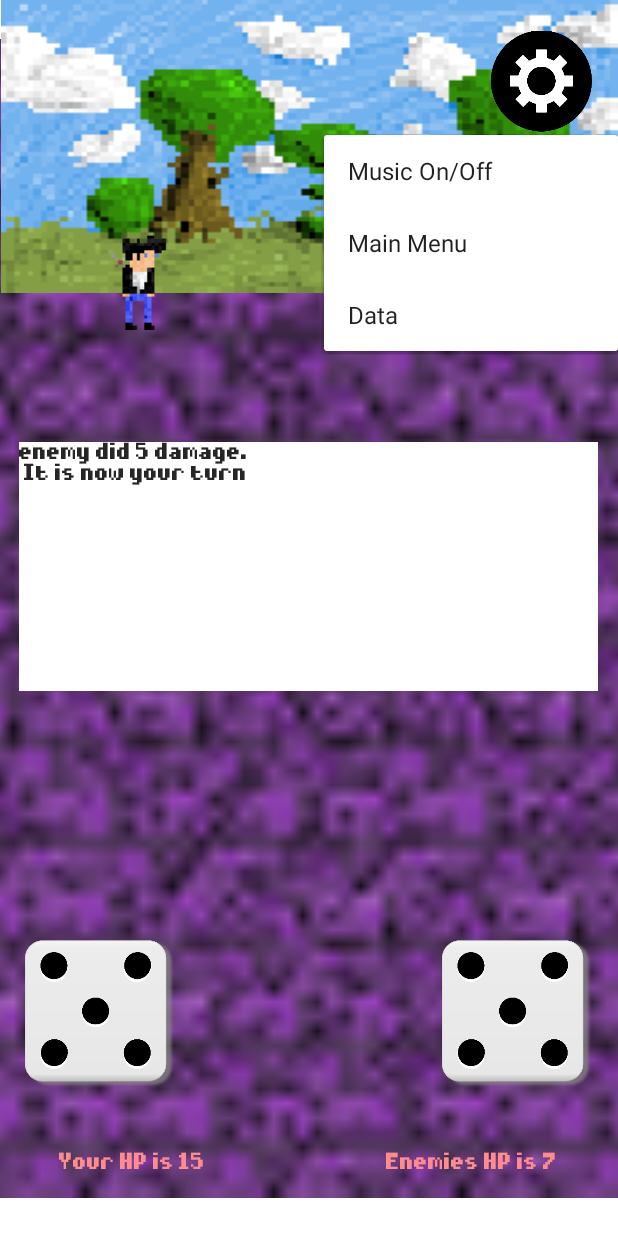
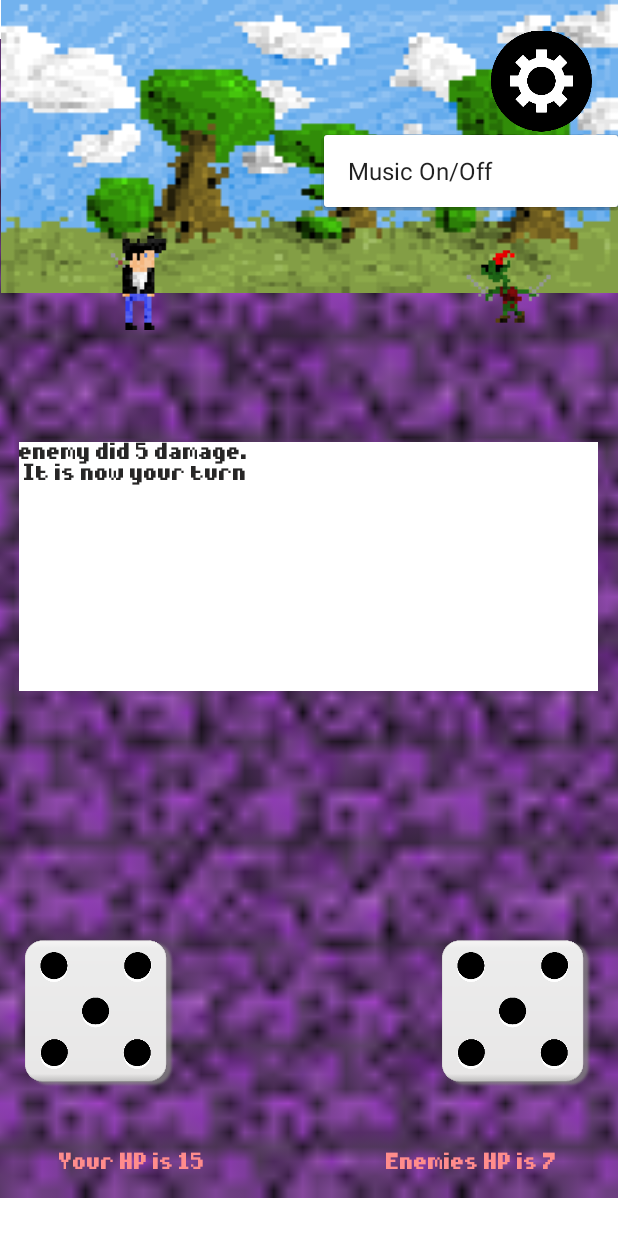
Before and after one commit to JesusD0minguez1/dbt, an Android app: the IsekaiFirstScene screen opened directly, with no data from a screen before it, after a tap on an icon or button, on a phone screen of 412 x 824 dp. Run offline under Robolectric (Android 15) with nearby library versions, the phone set to English and light mode, and no system bars; 3 other taps on this screen came first.

Commit message:
New Setting Menu
Removed Main menu Option

```diff
--- a/app/src/main/res/menu/pop_up_layout.xml
+++ b/app/src/main/res/menu/pop_up_layout.xml
@@ -4,11 +4,4 @@
     <item
         android:id="@+id/OnOff"
         android:title="Music On/Off" />
-    <item
-        android:id = "@+id/Quit"
-        android:title = "Main Menu"/>
-    <item
-        android:id = "@+id/Data"
-        android:title = "Data"/>
-
 </menu>
```
Also changed, not shown: app/src/main/java/com/example/dbt/SettingMenu.java (+0 -13 lines).
